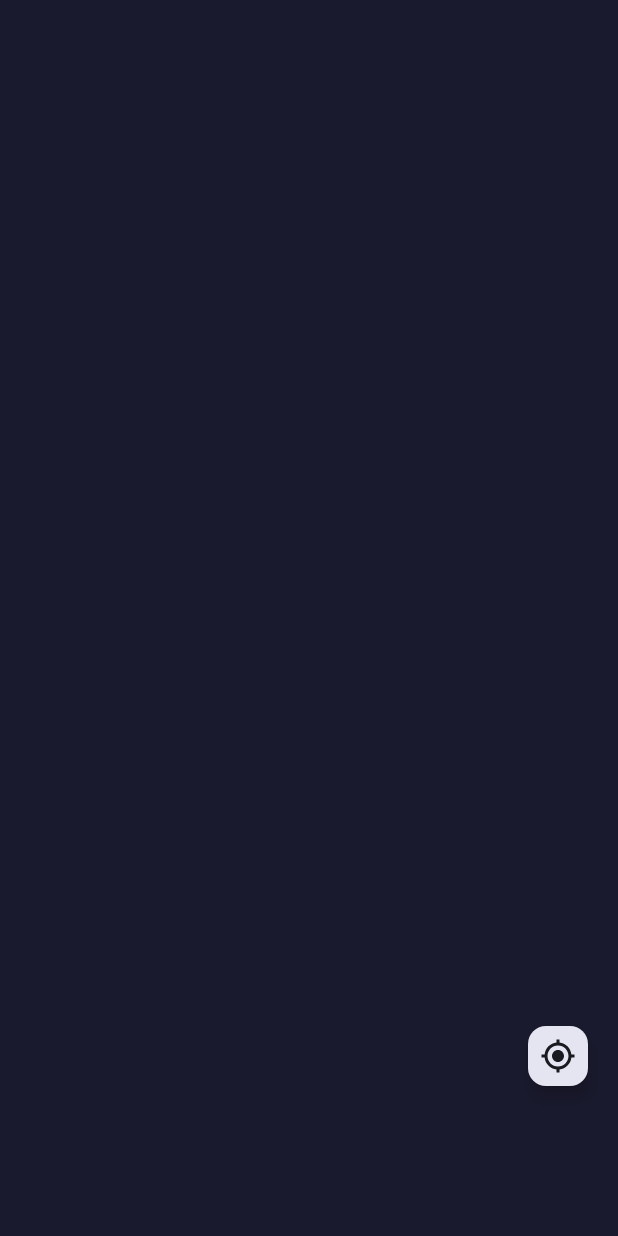
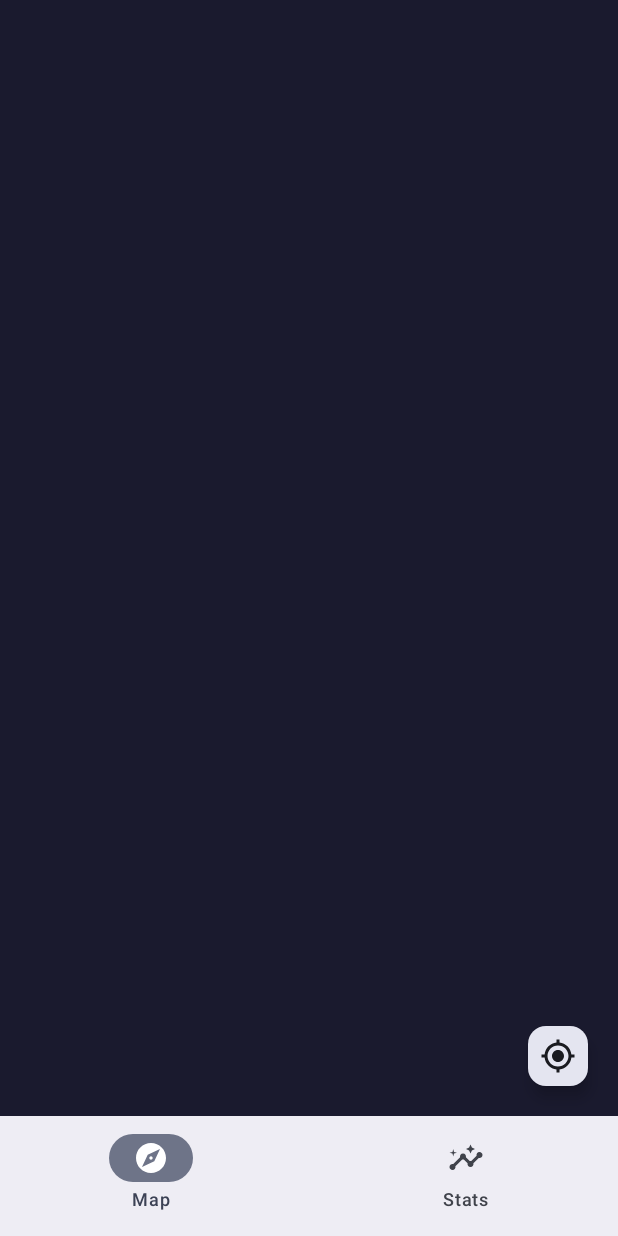
Before and after one commit to augalius/Scratch-Map, an Android app built with Jetpack Compose: the screen it shows after launch (MainActivity), on a phone screen of 412 x 824 dp. Run offline under Robolectric (Android 15) with nearby library versions, the phone set to English and light mode, and no system bars; our stand-ins replace Dagger/Hilt's generated code, Room's generated code, Timber; libraries missing offline, so code that uses them is left out: com.mapbox.common, com.mapbox.geojson, com.mapbox.maps; 19 statements that could not run were skipped.

Commit message:
Add statistics screen

```diff
--- a/app/src/main/java/com/auggie/scratch_map_app/ui/MainActivity.kt
+++ b/app/src/main/java/com/auggie/scratch_map_app/ui/MainActivity.kt
@@ -5,9 +5,22 @@ import androidx.activity.ComponentActivity
 import androidx.activity.compose.setContent
 import androidx.activity.enableEdgeToEdge
 import androidx.compose.foundation.layout.*
+import androidx.compose.ui.Alignment
+import androidx.compose.material.icons.Icons
+import androidx.compose.material.icons.filled.Explore
+import androidx.compose.material.icons.filled.Insights
+import androidx.compose.material.icons.outlined.Explore
+import androidx.compose.material.icons.outlined.Insights
 import androidx.compose.material3.*
+import androidx.compose.runtime.*
 import androidx.compose.ui.Modifier
+import androidx.compose.ui.graphics.vector.ImageVector
+import androidx.compose.ui.unit.dp
+import androidx.navigation.NavDestination.Companion.hierarchy
+import androidx.navigation.NavGraph.Companion.findStartDestination
+import androidx.navigation.compose.currentBackStackEntryAsState
 import androidx.navigation.compose.rememberNavController
+import com.auggie.scratch_map_app.ui.navigation.Screen
 import com.auggie.scratch_map_app.ui.navigation.ScratchMapNavHost
 import com.auggie.scratch_map_app.ui.theme.ScratchMapTheme
 import dagger.hilt.android.AndroidEntryPoint
@@ -20,7 +33,35 @@ class MainActivity : ComponentActivity() {
         enableEdgeToEdge()
         setContent {
             ScratchMapTheme {
+                ScratchMapMainScreen()
+            }
+        }
+    }
+}
+
+private data class NavItem(
+    val screen: Screen,
+    val label: String,
+    val selected: ImageVector,
+    val unselected: ImageVector
+)
+
+@Composable
+private fun ScratchMapMainScreen() {
     val navController = rememberNavController()
+    val items = remember {
+        listOf(
+            NavItem(Screen.Map, "Map", Icons.Filled.Explore, Icons.Outlined.Explore),
+            NavItem(Screen.Stats, "Stats", Icons.Filled.Insights, Icons.Outlined.Insights)
+        )
+    }
+
+    val navBackStackEntry by navController.currentBackStackEntryAsState()
+    val currentRoute = navBackStackEntry?.destination?.route
+    val showBottomBar = currentRoute in listOf(
+        Screen.Map.route, Screen.Stats.route
+    )
+
     Scaffold(contentWindowInsets = WindowInsets(0)) { _ ->
         Box(
             modifier = Modifier
@@ -31,9 +72,37 @@ class MainActivity : ComponentActivity() {
                 navController = navController,
                 modifier = Modifier.fillMaxSize()
             )
+
+            if (showBottomBar) {
+                val currentDest = navBackStackEntry?.destination
+                NavigationBar(
+                    modifier = Modifier.align(Alignment.BottomCenter)
+                ) {
+                    items.forEach { item ->
+                        val isSelected =
+                            currentDest?.hierarchy?.any { it.route == item.screen.route } == true
+                        NavigationBarItem(
+                            selected = isSelected,
+                            onClick = {
+                                navController.navigate(item.screen.route) {
+                                    popUpTo(navController.graph.findStartDestination().id) {
+                                        saveState = true
+                                    }
+                                    launchSingleTop = true; restoreState = true
+                                }
+                            },
+                            icon = {
+                                Icon(
+                                    if (isSelected) item.selected else item.unselected,
+                                    item.label
+                                )
+                            },
+                            label = { Text(item.label) }
+                        )
                     }
                 }
             }
         }
     }
+
 }
--- a/app/src/main/java/com/auggie/scratch_map_app/ui/navigation/NavGraph.kt
+++ b/app/src/main/java/com/auggie/scratch_map_app/ui/navigation/NavGraph.kt
@@ -6,6 +6,7 @@ import androidx.navigation.NavHostController
 import androidx.navigation.compose.NavHost
 import androidx.navigation.compose.composable
 import com.auggie.scratch_map_app.ui.map.MapScreen
+import com.auggie.scratch_map_app.ui.stats.StatsScreen
 
 @Composable
 fun ScratchMapNavHost(
@@ -19,5 +20,8 @@ fun ScratchMapNavHost(
         modifier = modifier
     ) {
         composable(Screen.Map.route) { MapScreen() }
+        composable(Screen.Stats.route) {
+            StatsScreen(onRegionClick = { })
+        }
     }
 }
--- a/app/src/main/java/com/auggie/scratch_map_app/ui/navigation/Screen.kt
+++ b/app/src/main/java/com/auggie/scratch_map_app/ui/navigation/Screen.kt
@@ -2,4 +2,5 @@ package com.auggie.scratch_map_app.ui.navigation
 
 sealed class Screen(val route: String) {
     data object Map : Screen("map")
+    data object Stats : Screen("stats")
 }
```
Also changed, not shown: app/src/main/java/com/auggie/scratch_map_app/ui/stats/StatsScreen.kt (added, +154 -0 lines), app/src/main/java/com/auggie/scratch_map_app/ui/stats/StatsViewModel.kt (added, +60 -0 lines). Lines whose indentation alone changed are shown as unchanged.
